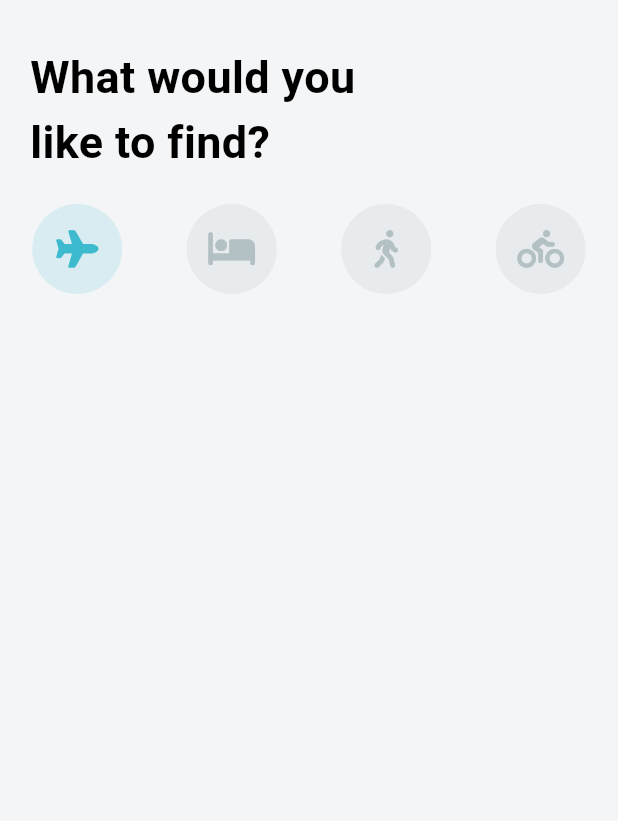
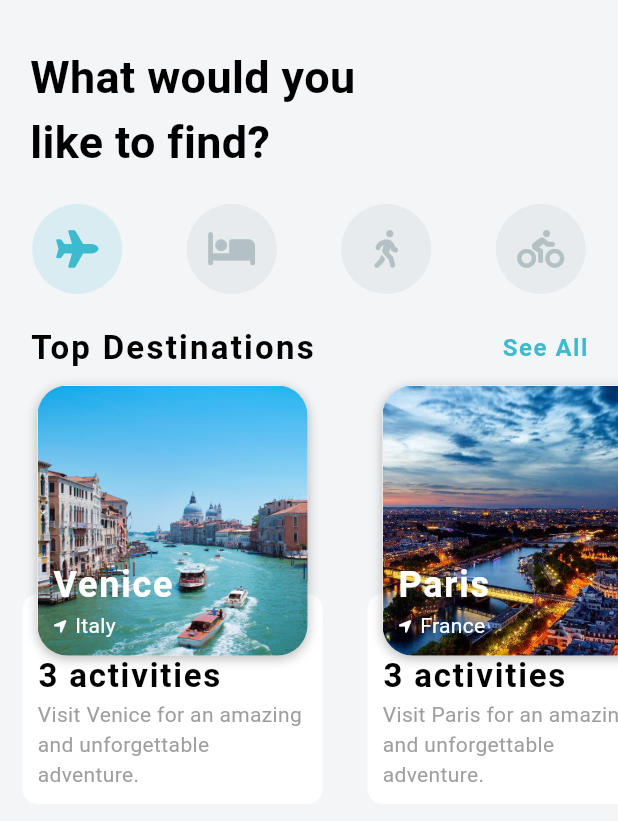
Before and after one commit to mkabdulazees56/travel_app, a Flutter app: the screen it shows after launch, on a phone screen of 412 x 824 dp. Shown: the top 821 px of the screen. Run offline on Flutter 3.47's test engine with Material 3 defaults, Android fonts, the phone set to English and light mode, and no system bars; our stand-ins replace font_awesome_flutter.

Commit message:
destination carousal added

```diff
--- a/lib/screens/home_screen.dart
+++ b/lib/screens/home_screen.dart
@@ -2,6 +2,7 @@
 
 import 'package:flutter/material.dart';
 import 'package:font_awesome_flutter/font_awesome_flutter.dart';
+import 'package:travel_app/widgets/destination_carousal.dart';
 
 class HomeScreen extends StatefulWidget {
   @override
@@ -10,7 +11,6 @@ class HomeScreen extends StatefulWidget {
 
 class _HomeScreenState extends State<HomeScreen> {
   int _selectedIndex = 0;
-  int _currentTab = 0;
   List<IconData> _icons = [
     FontAwesomeIcons.plane,
     FontAwesomeIcons.bed,
@@ -54,7 +54,7 @@ class _HomeScreenState extends State<HomeScreen> {
           children: <Widget>[
             Padding(
               padding: EdgeInsets.only(left: 20, right: 120),
-            child: const Text(
+              child: Text(
                 'What would you like to find?',
                 style: TextStyle(
                   fontSize: 30.0,
@@ -62,21 +62,21 @@ class _HomeScreenState extends State<HomeScreen> {
                 ),
               ),
             ),
-          SizedBox(
-            height: 20,
-          ),
+            SizedBox(height: 20.0),
             Row(
               mainAxisAlignment: MainAxisAlignment.spaceAround,
               children: _icons
                   .asMap()
                   .entries
-                .map(
-                  (MapEntry map) => _buildIcon(map.key),
-                )
+                  .map((MapEntry map) => _buildIcon(map.key))
                   .toList(),
             ),
+            SizedBox(height: 20.0),
+            DestinationCarousel(),
+            SizedBox(height: 20.0),
           ],
-      )),
+        ),
+      ),
     );
   }
 }
--- /dev/null
+++ b/lib/widgets/destination_carousal.dart
@@ -0,0 +1,168 @@
+// ignore_for_file: prefer_const_constructors, prefer_const_literals_to_create_immutables
+import 'package:flutter/material.dart';
+import 'package:font_awesome_flutter/font_awesome_flutter.dart';
+import 'package:travel_app/models/destination_model.dart';
+
+class DestinationCarousel extends StatelessWidget {
+  @override
+  Widget build(BuildContext context) {
+    return Column(
+      children: <Widget>[
+        Padding(
+          padding: EdgeInsets.symmetric(horizontal: 20.0),
+          child: Row(
+            mainAxisAlignment: MainAxisAlignment.spaceBetween,
+            children: <Widget>[
+              Text(
+                'Top Destinations',
+                style: TextStyle(
+                  fontSize: 22.0,
+                  fontWeight: FontWeight.bold,
+                  letterSpacing: 1.5,
+                ),
+              ),
+              GestureDetector(
+                onTap: () => print('See All'),
+                child: Text(
+                  'See All',
+                  style: TextStyle(
+                    color: Theme.of(context).primaryColor,
+                    fontSize: 16.0,
+                    fontWeight: FontWeight.w600,
+                    letterSpacing: 1.0,
+                  ),
+                ),
+              ),
+            ],
+          ),
+        ),
+        Container(
+          height: 300.0,
+          child: ListView.builder(
+            scrollDirection: Axis.horizontal,
+            itemCount: destinations.length,
+            itemBuilder: (BuildContext context, int index) {
+              Destination destination = destinations[index];
+              return GestureDetector(
+                // onTap: () => Navigator.push(
+                //   context,
+                //   MaterialPageRoute(
+                //     builder: (_) => DestinationScreen(
+                //       destination: destination,
+                //     ),
+                //   ),
+                // ),
+                child: Container(
+                  margin: EdgeInsets.all(10.0),
+                  width: 210.0,
+                  child: Stack(
+                    alignment: Alignment.topCenter,
+                    children: <Widget>[
+                      Positioned(
+                        bottom: 1.0,
+                        child: Container(
+                          height: 140.0,
+                          width: 200.0,
+                          decoration: BoxDecoration(
+                            color: Colors.white,
+                            borderRadius: BorderRadius.circular(10.0),
+                          ),
+                          child: Padding(
+                            padding: EdgeInsets.all(10.0),
+                            child: Column(
+                              mainAxisAlignment: MainAxisAlignment.end,
+                              crossAxisAlignment: CrossAxisAlignment.start,
+                              children: <Widget>[
+                                Text(
+                                  '${destination.activities.length} activities',
+                                  style: TextStyle(
+                                    fontSize: 22.0,
+                                    fontWeight: FontWeight.w600,
+                                    letterSpacing: 1.2,
+                                  ),
+                                ),
+                                Text(
+                                  destination.description,
+                                  style: TextStyle(
+                                    color: Colors.grey,
+                                  ),
+                                ),
+                              ],
+                            ),
+                          ),
+                        ),
+                      ),
+                      Container(
+                        decoration: BoxDecoration(
+                          color: Colors.white,
+                          borderRadius: BorderRadius.circular(20.0),
+                          boxShadow: [
+                            BoxShadow(
+                              color: Colors.black26,
+                              offset: Offset(0.0, 2.0),
+                              blurRadius: 6.0,
+                            ),
+                          ],
+                        ),
+                        child: Stack(
+                          children: <Widget>[
+                            Hero(
+                              tag: destination.imageUrl,
+                              child: ClipRRect(
+                                borderRadius: BorderRadius.circular(20.0),
+                                child: Image(
+                                  height: 180.0,
+                                  width: 180.0,
+                                  image: AssetImage(destination.imageUrl),
+                                  fit: BoxFit.cover,
+                                ),
+                              ),
+                            ),
+                            Positioned(
+                              left: 10.0,
+                              bottom: 10.0,
+                              child: Column(
+                                crossAxisAlignment: CrossAxisAlignment.start,
+                                children: <Widget>[
+                                  Text(
+                                    destination.city,
+                                    style: TextStyle(
+                                      color: Colors.white,
+                                      fontSize: 24.0,
+                                      fontWeight: FontWeight.w600,
+                                      letterSpacing: 1.2,
+                                    ),
+                                  ),
+                                  Row(
+                                    children: <Widget>[
+                                      Icon(
+                                        FontAwesomeIcons.locationArrow,
+                                        size: 10.0,
+                                        color: Colors.white,
+                                      ),
+                                      SizedBox(width: 5.0),
+                                      Text(
+                                        destination.country,
+                                        style: TextStyle(
+                                          color: Colors.white,
+                                        ),
+                                      ),
+                                    ],
+                                  ),
+                                ],
+                              ),
+                            ),
+                          ],
+                        ),
+                      )
+                    ],
+                  ),
+                ),
+              );
+            },
+          ),
+        ),
+      ],
+    );
+  }
+}
--- a/pubspec.yaml
+++ b/pubspec.yaml
@@ -60,9 +60,9 @@ flutter:
   uses-material-design: true
 
   # To add assets to your application, add an assets section, like this:
-  # assets:
-  #   - images/a_dot_burr.jpeg
-  #   - images/a_dot_ham.jpeg
+  assets:
+    - assets/images/
+
 
   # An image asset can refer to one or more resolution-specific "variants", see
   # https://flutter.dev/to/resolution-aware-images
```
Also changed, not shown: assets/images/gondola.jpg (added), assets/images/hotel1.jpg (added), assets/images/hotel2.jpg (added), assets/images/murano.jpg (added), assets/images/newdelhi.jpg (added), assets/images/newyork.jpg (added), assets/images/paris.jpg (added), assets/images/santorini.jpg (added), assets/images/saopaulo.jpg (added), assets/images/stmarksbasilica.jpg (added), assets/images/venice.jpg (added), 1 other file. Lines whose indentation alone changed are shown as unchanged.
